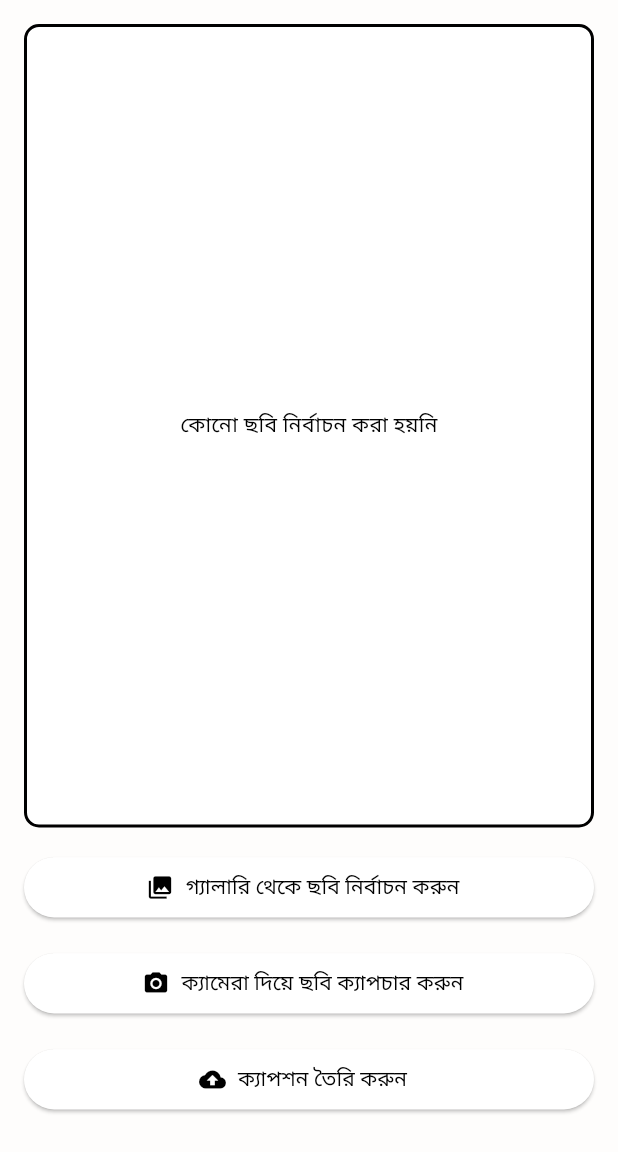
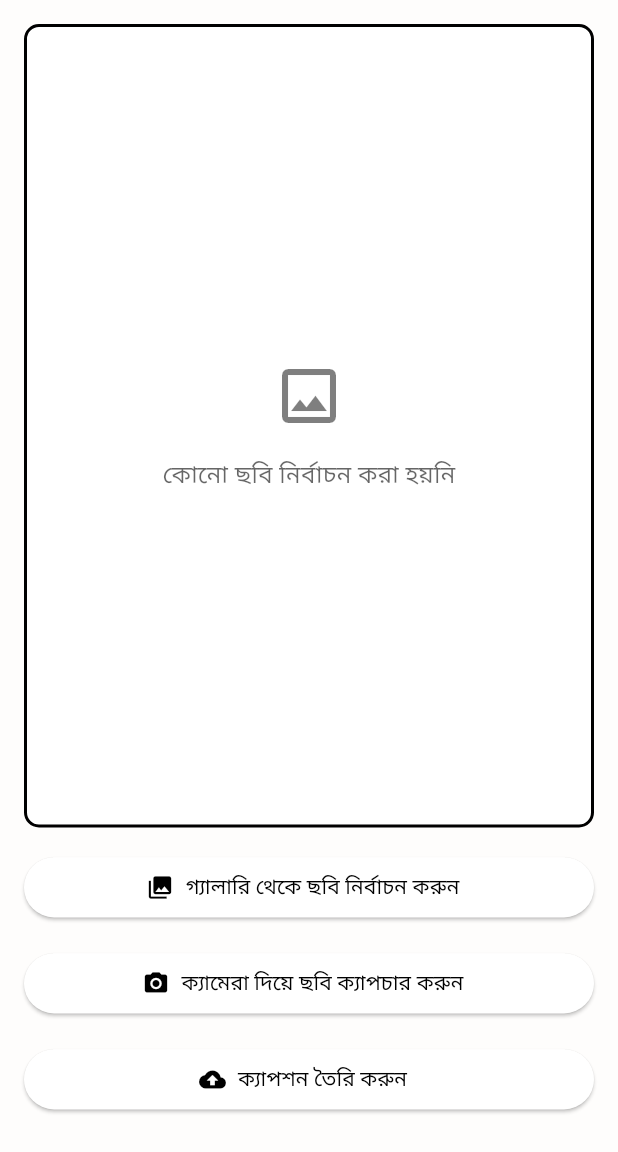
Before and after one commit to abumusasakib/VisionXAI-FrontendUI, a Flutter app: the screen it shows after launch, on a phone screen of 412 x 824 dp, the part 84-1236 px from its top. Run offline on Flutter 3.47's test engine with Material 3 defaults, Android fonts, the phone set to English and light mode, and no system bars; our stand-ins replace bloc, dartz, dio, flutter_bloc, flutter_colorpicker, flutter_tts and 8 more; missing offline and left inert: file_selector, locale_names; accounts and stored records are empty; project files that could hold a hidden picture were left out.

Commit message:
🎨 Palette: Improve text selection and empty state UX
- Updated `controls_widget.dart` to use `SelectableText` for the caption output, allowing users to easily copy generated text.
- Replaced hardcoded `Colors.black` with theme-aware `Theme.of(context).colorScheme.onSurface` (with opacity) for better dark mode compatibility.
- Polished the empty state in `image_display.dart` by adding an `Icons.image_outlined` icon above the placeholder text.
- Fixed widget test overflows in `attention_view_widget_test.dart` by wrapping test widgets in `SingleChildScrollView`.
- Addressed a deprecation warning by using `.withValues(alpha: X)` instead of `.withOpacity(X)`.
- Initialized `.Jules/palette.md` for journal logs.

Co-authored-by: abumusasakib <81625385+abumusasakib@users.noreply.github.com>

```diff
--- a/lib/features/image_caption/presentation/screen/widget/attention_view.dart
+++ b/lib/features/image_caption/presentation/screen/widget/attention_view.dart
@@ -89,6 +89,7 @@ class _AttentionViewBody extends StatelessWidget {
         }
 
         return Column(
+          mainAxisSize: MainAxisSize.min,
           children: [
             if (imageBytes != null) ...[
               SizedBox(
--- a/lib/features/image_caption/presentation/screen/widget/controls_widget.dart
+++ b/lib/features/image_caption/presentation/screen/widget/controls_widget.dart
@@ -85,7 +85,7 @@ Widget controlsWidget(BuildContext context, HomeCubit cubit, HomeState state,
           child: state.testOutput.isNotEmpty
               ? Column(
                   children: [
-                    Text(
+                    SelectableText(
                       state.testOutput,
                       textAlign: TextAlign.center,
                       style: TextStyle(
@@ -136,9 +136,9 @@ Widget controlsWidget(BuildContext context, HomeCubit cubit, HomeState state,
               : Text(
                   context.tr.captionText,
                   textAlign: TextAlign.center,
-                  style: const TextStyle(
+                  style: TextStyle(
                     fontSize: 18,
-                    color: Colors.black,
+                    color: Theme.of(context).colorScheme.onSurface.withValues(alpha: 0.6),
                   ),
                 ),
         ),
--- a/lib/features/image_caption/presentation/screen/widget/image_display.dart
+++ b/lib/features/image_caption/presentation/screen/widget/image_display.dart
@@ -42,9 +42,24 @@ Widget imageDisplay(BuildContext context, HomeState state) {
     child: Center(
       child: RepaintBoundary(
         key: const ValueKey('no-image-text'),
-        child: Text(
-          context.tr.noImageSelected,
-          key: const ValueKey('no-image-text-inner'),
+        child: Column(
+          mainAxisSize: MainAxisSize.min,
+          children: [
+            Icon(
+              Icons.image_outlined,
+              size: 48,
+              color: Theme.of(context).colorScheme.onSurface.withValues(alpha: 0.5),
+            ),
+            const SizedBox(height: 16),
+            Text(
+              context.tr.noImageSelected,
+              key: const ValueKey('no-image-text-inner'),
+              style: TextStyle(
+                color: Theme.of(context).colorScheme.onSurface.withValues(alpha: 0.6),
+                fontSize: 16,
+              ),
+            ),
+          ],
         ),
       ),
     ),
```
Also changed, not shown: 2 other files.
